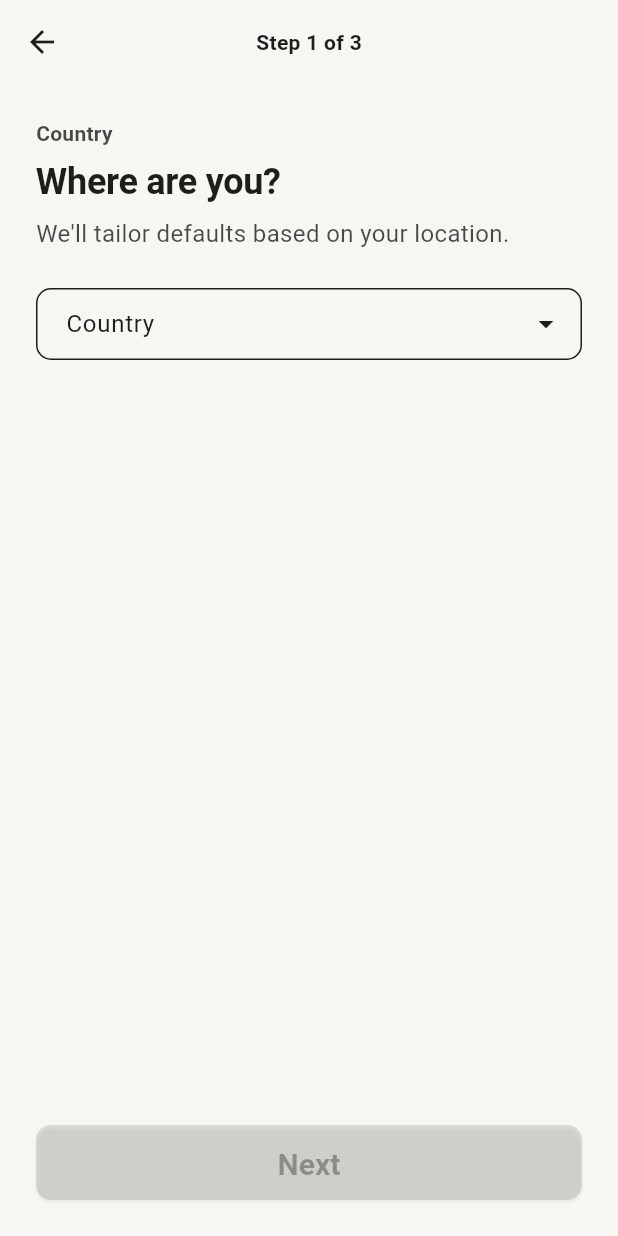
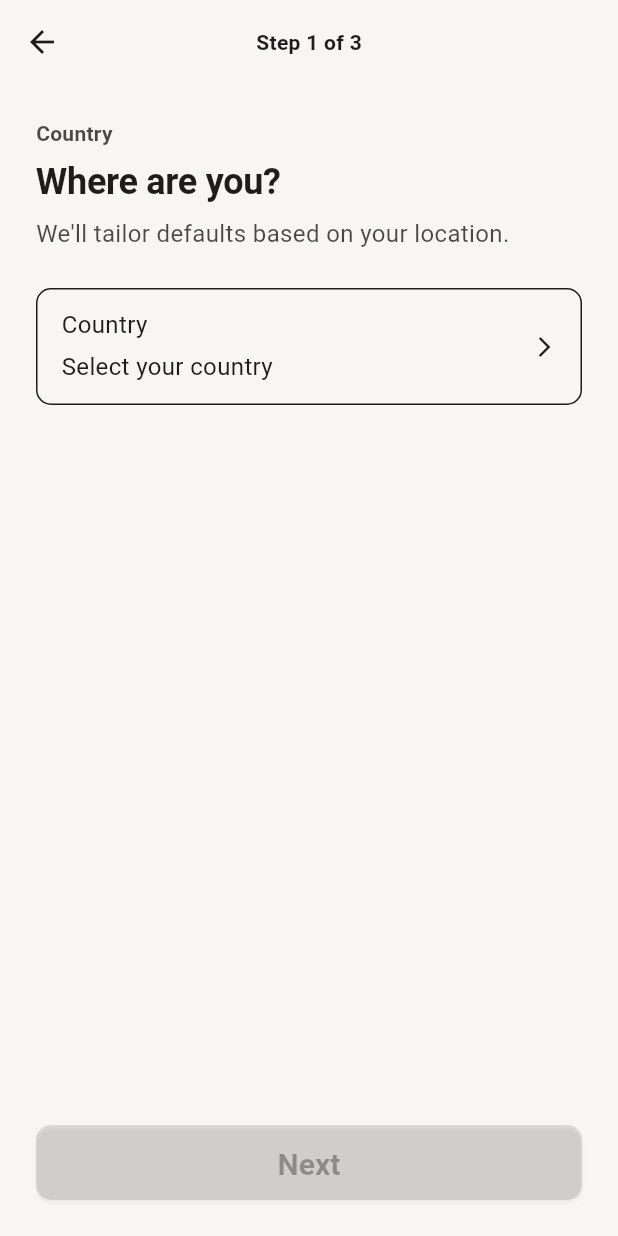
Before and after one commit to leafgreen-3/onepan, a Flutter app: the screen it shows after launch, on a phone screen of 412 x 824 dp. Run offline on Flutter 3.47's test engine with Material 3 defaults, Android fonts, the phone set to English and light mode, and no system bars; our stand-ins replace flutter_riverpod, get_it, go_router, riverpod, shared_preferences.

Commit message:
Overhauled UI for onboarding. This change has caused the app to disappear from phone homescreen shortcuts when its fully closed.

```diff
--- /dev/null
+++ b/lib/features/onboarding/skill/skill_provider.dart
@@ -0,0 +1,6 @@
+import 'package:riverpod/riverpod.dart';
+
+import 'skill_level.dart';
+
+// Onboarding-wide (not per recipe)
+final skillLevelProvider = StateProvider<SkillLevel?>((ref) => null);
--- a/lib/features/onboarding/step_country.dart
+++ b/lib/features/onboarding/step_country.dart
@@ -2,12 +2,11 @@ import 'package:flutter/material.dart';
 import 'package:flutter_riverpod/flutter_riverpod.dart';
 import 'package:go_router/go_router.dart';
 
-import 'package:onepan/features/onboarding/country_data.dart';
 import 'package:onepan/di/locator.dart';
 import 'package:onepan/features/onboarding/onboarding_widgets.dart';
 import 'package:onepan/router/routes.dart';
 import 'package:onepan/theme/tokens.dart';
-import 'package:onepan/ui/atoms/app_dropdown.dart';
+// Country picker is navigated via go_router route; no direct import needed here.
 
 class OnboardingCountryScreen extends ConsumerStatefulWidget {
   const OnboardingCountryScreen({super.key});
@@ -41,22 +40,26 @@ class _OnboardingCountryScreenState extends ConsumerState<OnboardingCountryScree
     final canProceed = state.country != null && state.country!.isNotEmpty;
 
     final bodyChildren = <Widget>[
-      const SectionHeader(
-        stepLabel: 'Country',
-        title: 'Where are you?',
-        subtitle: 'We\'ll tailor defaults based on your location.',
+      const ExcludeSemantics(
+        child: SectionHeader(
+          stepLabel: 'Country',
+          title: 'Where are you?',
+          subtitle: 'We\'ll tailor defaults based on your location.',
+        ),
       ),
       const SizedBox(height: AppSpacing.xl),
-      AppDropdown(
-        fieldKey: const ValueKey('country-dropdown'),
-        label: 'Country',
-        placeholder: 'Select your country',
-        options: kCommonCountries,
+      _CountryField(
         value: state.country,
-        onChanged: _handleCountrySelected,
-        errorText:
-            _showValidationError && !canProceed ? 'Please choose a country to continue.' : null,
-        semanticsLabel: 'Country',
+        onTap: () async {
+          final selected = await context.push<String>(
+            Routes.countryPicker,
+            extra: state.country,
+          );
+          if (selected != null) {
+            _handleCountrySelected(selected);
+          }
+        },
+        showError: _showValidationError && !canProceed,
       ),
       if (_showValidationError && !canProceed) ...[
         const SizedBox(height: AppSpacing.sm),
@@ -115,3 +118,78 @@ class _OnboardingCountryScreenState extends ConsumerState<OnboardingCountryScree
     );
   }
 }
+
+class _CountryField extends StatelessWidget {
+  const _CountryField({required this.value, required this.onTap, required this.showError});
+  final String? value;
+  final VoidCallback onTap;
+  final bool showError;
+
+  @override
+  Widget build(BuildContext context) {
+    final hasValue = value != null && value!.isNotEmpty;
+
+    final borderColor = showError ? AppColors.danger : AppColors.onSurface;
+
+    return Column(
+      crossAxisAlignment: CrossAxisAlignment.start,
+      children: [
+        Semantics(
+          container: true,
+          label: 'Country',
+          button: true,
+          value: hasValue ? value : null,
+          hint: hasValue ? null : 'Select your country',
+          onTap: onTap,
+          child: InkWell(
+            onTap: onTap,
+            borderRadius: BorderRadius.circular(AppRadii.md),
+            child: Container(
+              decoration: ShapeDecoration(
+                color: AppColors.surface,
+                shape: RoundedRectangleBorder(
+                  borderRadius: BorderRadius.circular(AppRadii.md),
+                  side: BorderSide(color: borderColor, width: AppThickness.hairline),
+                ),
+              ),
+              padding: const EdgeInsets.symmetric(
+                horizontal: AppSpacing.lg,
+                vertical: AppSpacing.md,
+              ),
+              child: Row(
+                children: [
+                  Expanded(
+                    child: Column(
+                      crossAxisAlignment: CrossAxisAlignment.start,
+                      children: [
+                        const ExcludeSemantics(child: Text('Country', style: AppTextStyles.body)),
+                        // Use labelStyle via Semantics label above; exclude from semantics here.
+                        const SizedBox(height: AppSpacing.xs),
+                        Text(
+                          hasValue ? value! : 'Select your country',
+                          style: AppTextStyles.body.copyWith(color: AppColors.onSurface),
+                        ),
+                      ],
+                    ),
+                  ),
+                  const Icon(
+                    Icons.arrow_forward_ios,
+                    size: 16,
+                    color: AppColors.onSurface,
+                  ),
+                ],
+              ),
+            ),
+          ),
+        ),
+        if (showError) ...[
+          const SizedBox(height: AppSpacing.sm),
+          Text(
+            'Please choose a country to continue.',
+            style: AppTextStyles.body.copyWith(color: AppColors.danger),
+          ),
+        ],
+      ],
+    );
+  }
+}
--- a/lib/router/app_router.dart
+++ b/lib/router/app_router.dart
@@ -9,6 +9,8 @@ import 'package:onepan/features/finalizer/finalizer_screen.dart';
 import 'package:onepan/features/home/home_screen.dart';
 import 'package:onepan/features/ingredients/ingredients_screen.dart';
 import 'package:onepan/features/onboarding/onboarding_screen.dart';
+import 'package:onepan/features/onboarding/country_picker/country_picker_screen.dart';
+import 'package:onepan/features/onboarding/country_data.dart';
 import 'package:onepan/features/instructions/instructions_screen.dart';
 import 'package:onepan/features/recipe/recipe_mode.dart';
 import 'package:onepan/features/saved/saved_screen.dart';
@@ -33,6 +35,7 @@ final appRouterProvider = Provider<GoRouter>((ref) {
     Routes.onboardingCountry,
     Routes.onboardingLevel,
     Routes.onboardingDiet,
+    Routes.countryPicker,
   };
 
   return GoRouter(
@@ -75,6 +78,20 @@ final appRouterProvider = Provider<GoRouter>((ref) {
         path: Routes.onboardingDiet,
         name: 'onboarding_diet',
         builder: (context, state) => const OnboardingDietScreen(),
+      ),
+      GoRoute(
+        path: Routes.countryPicker,
+        name: 'country_picker',
+        pageBuilder: (context, state) {
+          final initial = state.extra is String ? state.extra as String : null;
+          return MaterialPage<void>(
+            fullscreenDialog: true,
+            child: CountryPickerScreen(
+              initial: initial,
+              countries: kCommonCountries,
+            ),
+          );
+        },
       ),
       StatefulShellRoute.indexedStack(
         builder: (context, state, navigationShell) =>
--- a/lib/router/routes.dart
+++ b/lib/router/routes.dart
@@ -7,6 +7,7 @@ class Routes {
   static const onboardingCountry = '/onboarding/country';
   static const onboardingLevel = '/onboarding/level';
   static const onboardingDiet = '/onboarding/diet';
+  static const countryPicker = '/onboarding/country/picker';
   static const home = '/home';
   static const saved = '/saved';
   static const settings = '/settings';
```
Also changed, not shown: lib/app/state/onboarding_state.dart (+26 -0 lines), lib/features/customize/customize_screen.dart (+2 -34 lines), lib/features/onboarding/country_picker/country_picker_screen.dart (added, +71 -0 lines), lib/features/onboarding/skill/skill_level.dart (added, +19 -0 lines), lib/features/onboarding/skill/skill_selector.dart (added, +129 -0 lines), lib/features/onboarding/step_level.dart (+46 -21 lines), lib/features/settings/settings_screen.dart (+10 -7 lines), 1 other file.
